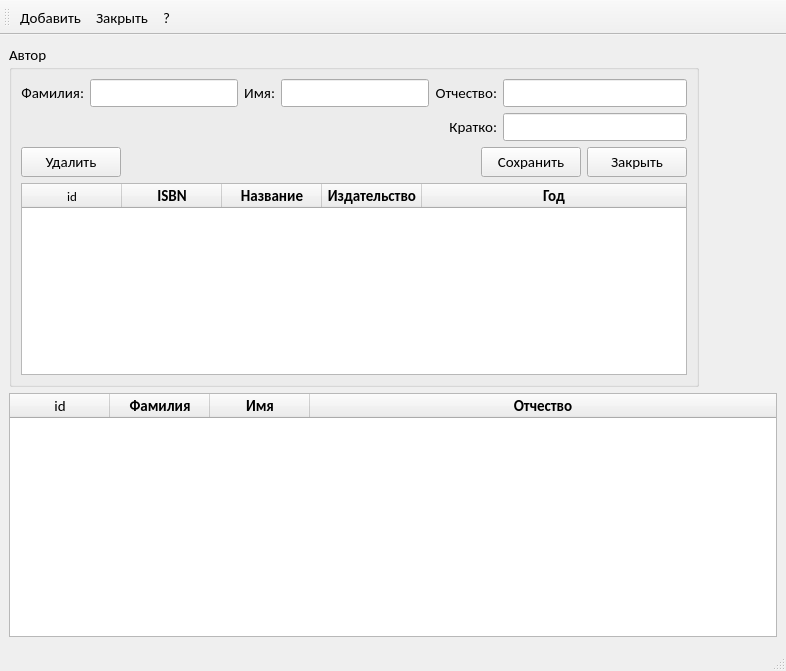
Skyrim78/Librarian, file librarian/authors.ui: the form before one commit.
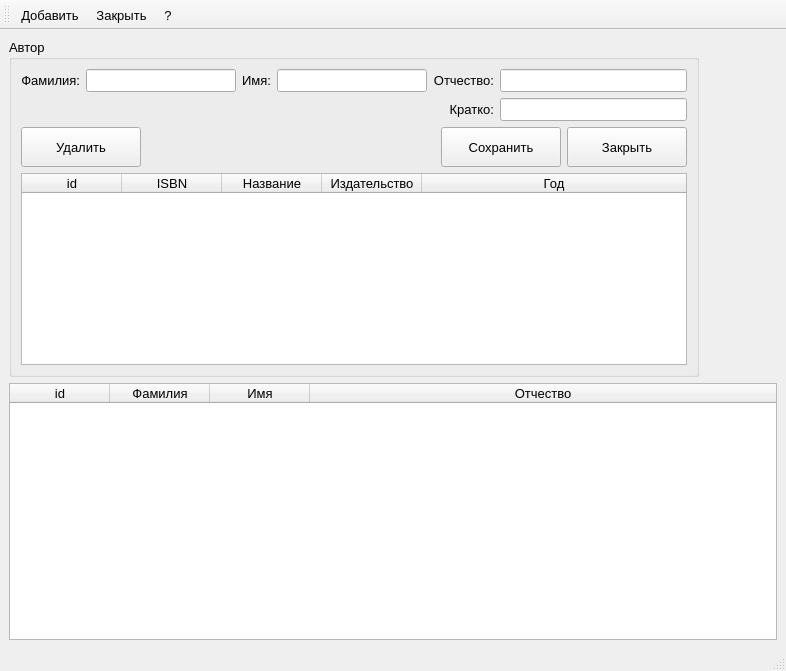
The form after the commit.

Patch:
```diff
--- a/librarian/authors.ui
+++ b/librarian/authors.ui
@@ -12,8 +12,7 @@
   </property>
   <property name="font">
    <font>
-    <family>Calibri</family>
-    <pointsize>11</pointsize>
+    <pointsize>10</pointsize>
    </font>
   </property>
   <property name="windowTitle">
@@ -138,14 +137,14 @@
                   <widget class="QPushButton" name="pushButton_del">
                    <property name="minimumSize">
                     <size>
-                     <width>100</width>
-                     <height>30</height>
+                     <width>120</width>
+                     <height>40</height>
                     </size>
                    </property>
                    <property name="maximumSize">
                     <size>
-                     <width>100</width>
-                     <height>30</height>
+                     <width>120</width>
+                     <height>40</height>
                     </size>
                    </property>
                    <property name="text">
@@ -170,14 +169,14 @@
                   <widget class="QPushButton" name="pushButton_save">
                    <property name="minimumSize">
                     <size>
-                     <width>100</width>
-                     <height>30</height>
+                     <width>120</width>
+                     <height>40</height>
                     </size>
                    </property>
                    <property name="maximumSize">
                     <size>
-                     <width>100</width>
-                     <height>30</height>
+                     <width>120</width>
+                     <height>40</height>
                     </size>
                    </property>
                    <property name="text">
@@ -189,14 +188,14 @@
                   <widget class="QPushButton" name="pushButton_close">
                    <property name="minimumSize">
                     <size>
-                     <width>100</width>
-                     <height>30</height>
+                     <width>120</width>
+                     <height>40</height>
                     </size>
                    </property>
                    <property name="maximumSize">
                     <size>
-                     <width>100</width>
-                     <height>30</height>
+                     <width>120</width>
+                     <height>40</height>
                     </size>
                    </property>
                    <property name="text">
@@ -212,7 +211,7 @@
               <widget class="QTableWidget" name="tableWidget_book">
                <property name="font">
                 <font>
-                 <family>Calibri</family>
+                 <family>Ubuntu</family>
                  <pointsize>10</pointsize>
                 </font>
                </property>
@@ -235,7 +234,7 @@
                 <bool>true</bool>
                </attribute>
                <attribute name="verticalHeaderDefaultSectionSize">
-                <number>24</number>
+                <number>23</number>
                </attribute>
                <column>
                 <property name="text">
@@ -248,10 +247,10 @@
                 </property>
                 <property name="font">
                  <font>
-                  <family>Calibri</family>
-                  <pointsize>11</pointsize>
-                  <weight>75</weight>
-                  <bold>true</bold>
+                  <family>Ubuntu</family>
+                  <pointsize>10</pointsize>
+                  <weight>50</weight>
+                  <bold>false</bold>
                  </font>
                 </property>
                </column>
@@ -261,10 +260,10 @@
                 </property>
                 <property name="font">
                  <font>
-                  <family>Calibri</family>
-                  <pointsize>11</pointsize>
-                  <weight>75</weight>
-                  <bold>true</bold>
+                  <family>Ubuntu</family>
+                  <pointsize>10</pointsize>
+                  <weight>50</weight>
+                  <bold>false</bold>
                  </font>
                 </property>
                </column>
@@ -274,10 +273,7 @@
                 </property>
                 <property name="font">
                  <font>
-                  <family>Calibri</family>
-                  <pointsize>11</pointsize>
-                  <weight>75</weight>
-                  <bold>true</bold>
+                  <pointsize>10</pointsize>
                  </font>
                 </property>
                </column>
@@ -287,10 +283,7 @@
                 </property>
                 <property name="font">
                  <font>
-                  <family>Calibri</family>
-                  <pointsize>11</pointsize>
-                  <weight>75</weight>
-                  <bold>true</bold>
+                  <pointsize>10</pointsize>
                  </font>
                 </property>
                </column>
@@ -318,12 +311,6 @@
       </item>
       <item>
        <widget class="QTableWidget" name="tableWidget_authors">
-        <property name="font">
-         <font>
-          <family>Calibri</family>
-          <pointsize>11</pointsize>
-         </font>
-        </property>
         <property name="editTriggers">
          <set>QAbstractItemView::NoEditTriggers</set>
         </property>
@@ -343,7 +330,7 @@
          <bool>true</bool>
         </attribute>
         <attribute name="verticalHeaderDefaultSectionSize">
-         <number>27</number>
+         <number>23</number>
         </attribute>
         <column>
          <property name="text">
@@ -356,10 +343,7 @@
          </property>
          <property name="font">
           <font>
-           <family>Calibri</family>
-           <pointsize>11</pointsize>
-           <weight>75</weight>
-           <bold>true</bold>
+           <pointsize>10</pointsize>
           </font>
          </property>
         </column>
@@ -369,10 +353,7 @@
          </property>
          <property name="font">
           <font>
-           <family>Calibri</family>
-           <pointsize>11</pointsize>
-           <weight>75</weight>
-           <bold>true</bold>
+           <pointsize>10</pointsize>
           </font>
          </property>
         </column>
@@ -382,10 +363,7 @@
          </property>
          <property name="font">
           <font>
-           <family>Calibri</family>
-           <pointsize>11</pointsize>
-           <weight>75</weight>
-           <bold>true</bold>
+           <pointsize>10</pointsize>
           </font>
          </property>
         </column>
@@ -399,8 +377,8 @@
   <widget class="QToolBar" name="toolBar">
    <property name="font">
     <font>
-     <family>Calibri</family>
-     <pointsize>11</pointsize>
+     <family>Ubuntu</family>
+     <pointsize>10</pointsize>
     </font>
    </property>
    <property name="windowTitle">
```
